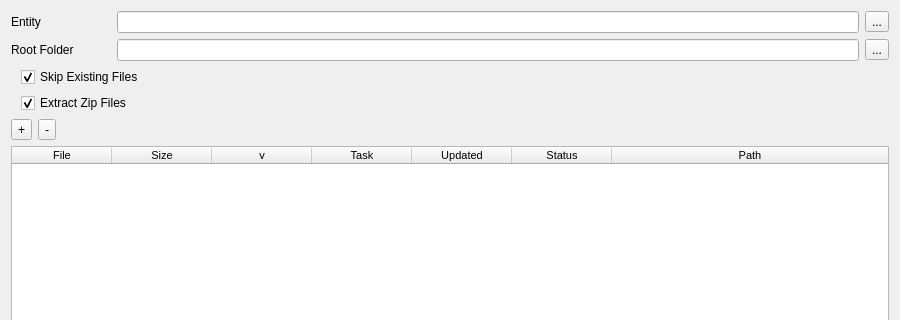
Above: module/wildchildanimation/gui/forms/maya/download_dialog.ui from dearyangyu/swing before the change; both pictures show x 0 to 900 and y 0 to 320 of the 900 by 480 pixel window. Below: the same form after it.
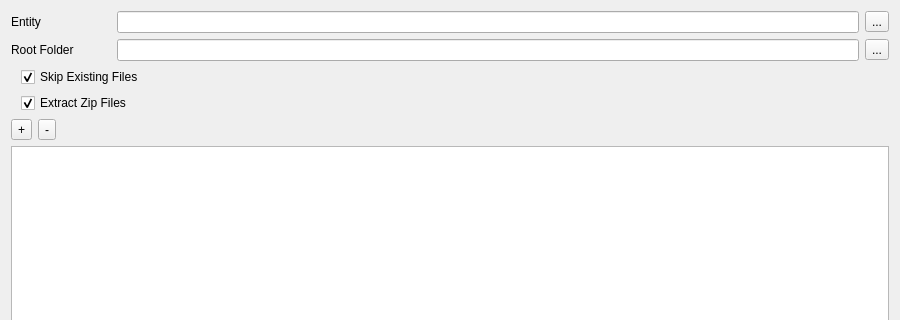
That is the form after the change.

Commit message: converted file table widgets to table models

```diff
--- a/module/wildchildanimation/gui/forms/maya/download_dialog.ui
+++ b/module/wildchildanimation/gui/forms/maya/download_dialog.ui
@@ -201,7 +201,7 @@
     </layout>
    </item>
    <item>
-    <widget class="QTableWidget" name="tableWidget">
+    <widget class="QTableView" name="tableView">
      <property name="font">
       <font>
        <pointsize>8</pointsize>
@@ -216,44 +216,9 @@
      <property name="selectionBehavior">
       <enum>QAbstractItemView::SelectRows</enum>
      </property>
-     <attribute name="horizontalHeaderStretchLastSection">
+     <attribute name="verticalHeaderCascadingSectionResizes">
       <bool>true</bool>
      </attribute>
-     <column>
-      <property name="text">
-       <string>File</string>
-      </property>
-     </column>
-     <column>
-      <property name="text">
-       <string>Size</string>
-      </property>
-     </column>
-     <column>
-      <property name="text">
-       <string>v</string>
-      </property>
-     </column>
-     <column>
-      <property name="text">
-       <string>Task</string>
-      </property>
-     </column>
-     <column>
-      <property name="text">
-       <string>Updated</string>
-      </property>
-     </column>
-     <column>
-      <property name="text">
-       <string>Status</string>
-      </property>
-     </column>
-     <column>
-      <property name="text">
-       <string>Path</string>
-      </property>
-     </column>
     </widget>
    </item>
    <item>
```
The commit also changes 19 other files.
